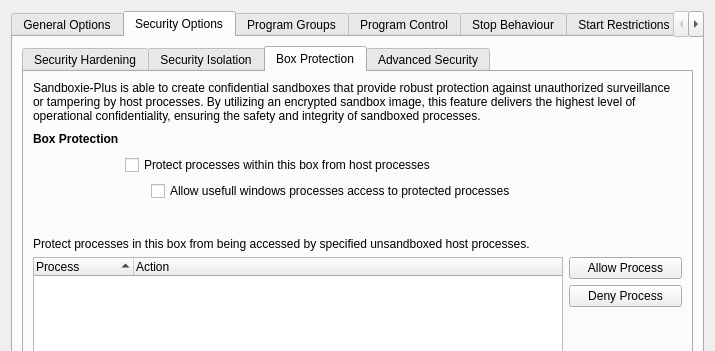
This is SandboxiePlus/SandMan/Forms/OptionsWindow.ui in sandboxie-plus/Sandboxie as Qt 5 draws it before an edit; both pictures show x 0 to 715 and y 0 to 351 of the 715 by 526 pixel window. The edited form follows.
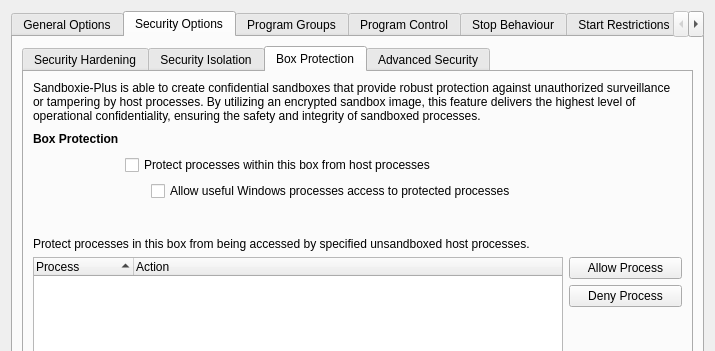
This is the edited form. The open tabs and pages were chosen to show the change.

Commit message: Update sandman_tr.ts and OptionsWindow.ui

The edit to the form file:
```diff
--- a/SandboxiePlus/SandMan/Forms/OptionsWindow.ui
+++ b/SandboxiePlus/SandMan/Forms/OptionsWindow.ui
@@ -1503,7 +1503,7 @@
                <item row="3" column="2" colspan="2">
                 <widget class="QCheckBox" name="chkLessConfidential">
                  <property name="text">
-                  <string>Allow usefull windows processes access to protected processes</string>
+                  <string>Allow useful Windows processes access to protected processes</string>
                  </property>
                 </widget>
                </item>
```
The commit also changes 1 other file.
